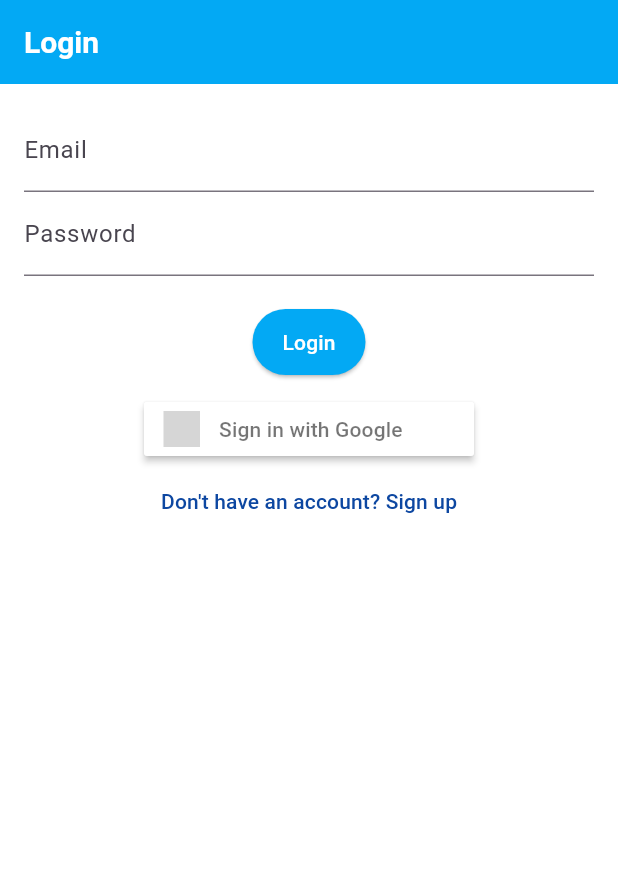
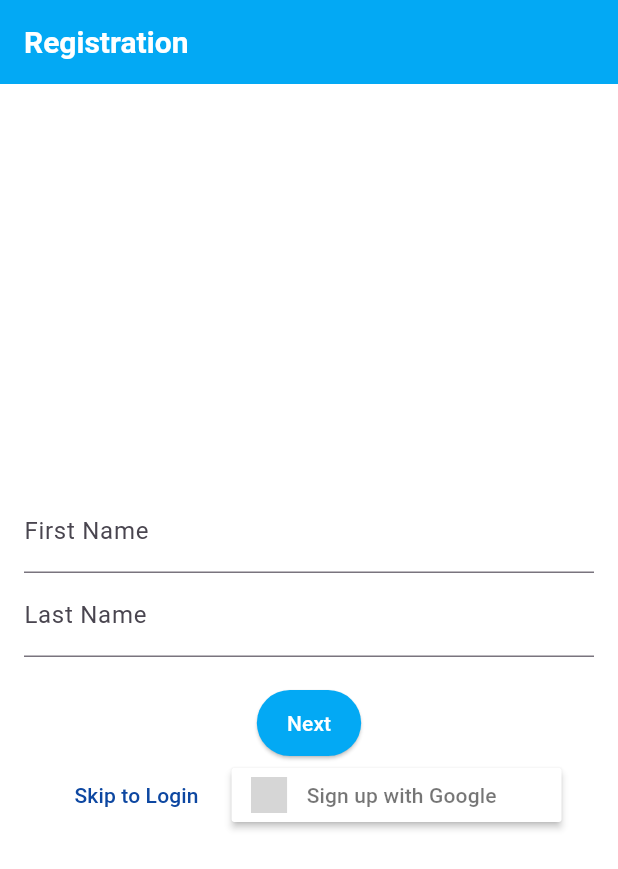
Before and after one commit to marcocastagna99/Marapp, a Flutter app: the screen it shows after launch, on a phone screen of 412 x 824 dp. Shown: the top 869 px of the screen. Run offline on Flutter 3.47's test engine with Material 3 defaults, Android fonts, the phone set to English and light mode, and no system bars; our stand-ins replace cloud_firestore, firebase_auth, firebase_core, flutter_signin_button, google_sign_in; accounts and stored records are empty; grey boxes are pictures that could not be loaded.

Commit message:
registration flow

```diff
--- a/flutter/marapp/lib/main.dart
+++ b/flutter/marapp/lib/main.dart
@@ -1,10 +1,10 @@
 import 'package:flutter/material.dart';
-import 'package:firebase_auth/firebase_auth.dart' as firebase_auth; // Usa alias per FirebaseAuth
+import 'package:firebase_auth/firebase_auth.dart' as firebase_auth;
 import 'package:firebase_core/firebase_core.dart';
 import 'package:provider/provider.dart';
 import 'firebase_options.dart';
-import 'views/home_page.dart';
-import 'views/login_signup_view.dart';
+import 'views/homeScreen.dart';
+import 'views/registration_flow.dart';
 import 'providers/auth_provider.dart';
 import 'utils/theme.dart';
 
@@ -21,7 +21,7 @@ class MyApp extends StatelessWidget {
   Widget build(BuildContext context) {
     return MultiProvider(
       providers: [
-        ChangeNotifierProvider(create: (_) => AuthProvider()), // Il tuo AuthProvider
+        ChangeNotifierProvider(create: (_) => AuthProvider()),
       ],
       child: MaterialApp(
         title: 'Mara’s Sweets and Savory',
@@ -29,7 +29,7 @@ class MyApp extends StatelessWidget {
         home: AuthWrapper(),
         routes: {
           '/home': (context) => HomeScreen(),
-          '/login': (context) => LoginSignupView(),
+          '/login': (context) => RegistrationFlow(),
         },
       ),
     );
@@ -45,9 +45,9 @@ class AuthWrapper extends StatelessWidget {
         if (snapshot.connectionState == ConnectionState.waiting) {
           return Center(child: CircularProgressIndicator());
         } else if (snapshot.hasData) {
-          return HomeScreen(); // Se l'utente è autenticato, vai alla Home
+          return HomeScreen(); // User is logged in
         } else {
-          return LoginSignupView(); // Se non è autenticato, vai al Login
+          return RegistrationFlow(); // User needs to register or log in
         }
       },
     );
--- a/flutter/marapp/lib/views/login_signup_view.dart
+++ b/flutter/marapp/lib/views/login_signup_view.dart
@@ -1,9 +1,11 @@
 import 'package:flutter/material.dart';
 import 'package:firebase_auth/firebase_auth.dart';
+import 'package:cloud_firestore/cloud_firestore.dart'; // Importa Firestore
 import 'package:provider/provider.dart';
-import 'home_page.dart';
+import 'homeScreen.dart';
 import '../providers/auth_provider.dart' as local_auth;
 import 'package:flutter_signin_button/flutter_signin_button.dart';
+import '../utils/auth_utils.dart';
 
 class LoginSignupView extends StatefulWidget {
   @override
@@ -12,9 +14,12 @@ class LoginSignupView extends StatefulWidget {
 
 class _LoginSignupViewState extends State<LoginSignupView> {
   bool isLogin = true;
-  bool isLoading = false; // Variabile di stato per il caricamento
+  bool isLoading = false; // Variabile di stato per lo spinner di caricamento
   final GlobalKey<FormState> _formKey = GlobalKey<FormState>();
 
+  // Controllers
+  TextEditingController firstNameController = TextEditingController(); // First Name
+  TextEditingController lastNameController = TextEditingController();  // Last Name
   TextEditingController emailController = TextEditingController();
   TextEditingController passwordController = TextEditingController();
 
@@ -27,32 +32,47 @@ class _LoginSignupViewState extends State<LoginSignupView> {
   Future<void> _submit() async {
     if (_formKey.currentState!.validate()) {
       setState(() {
-        isLoading = true; // Mostra la rotella di caricamento
+        isLoading = true; // Mostra lo spinner di caricamento
       });
 
       try {
         if (isLogin) {
-          // Perform login
+          // Esegui login
           UserCredential userCredential = await FirebaseAuth.instance.signInWithEmailAndPassword(
             email: emailController.text,
             password: passwordController.text,
           );
-          // Redirect to home
+          // Reindirizza a Home
           Navigator.pushReplacement(
             context,
             MaterialPageRoute(builder: (context) => HomeScreen()),
           );
         } else {
-          // Perform registration
+          // Esegui registrazione
           UserCredential userCredential = await FirebaseAuth.instance.createUserWithEmailAndPassword(
             email: emailController.text,
             password: passwordController.text,
           );
-          // Redirect to home
+
+          // Recupera l'ID dell'utente
+          User? user = userCredential.user;
+
+          if (user != null) {
+            // Salva i dati dell'utente su Firestore
+            await FirebaseFirestore.instance.collection('users').doc(user.uid).set({
+              'firstName': firstNameController.text,
+              'lastName': lastNameController.text,
+              'email': emailController.text,
+              'uid': user.uid,
+              'createdAt': FieldValue.serverTimestamp(),
+            });
+
+            // Reindirizza a Home
             Navigator.pushReplacement(
               context,
               MaterialPageRoute(builder: (context) => HomeScreen()),
             );
+          }
         }
       } on FirebaseAuthException catch (e) {
         String message;
@@ -61,7 +81,7 @@ class _LoginSignupViewState extends State<LoginSignupView> {
         } else {
           message = e.message ?? 'An error occurred. Please try again.';
         }
-        // Show an error message
+        // Mostra messaggio di errore
         showDialog(
           context: context,
           builder: (context) => AlertDialog(
@@ -77,43 +97,17 @@ class _LoginSignupViewState extends State<LoginSignupView> {
         );
       } finally {
         setState(() {
-          isLoading = false; // Nascondi la rotella di caricamento
+          isLoading = false; // Nascondi lo spinner di caricamento
         });
       }
     }
   }
 
   Future<void> _signInWithGoogle() async {
+    await signInWithGoogle(context, (loading) {
       setState(() {
-      isLoading = true; // Mostra la rotella di caricamento
+        isLoading = loading;
       });
-
-    final authProvider = Provider.of<local_auth.AuthProvider>(context, listen: false);
-    User? user = await authProvider.signInWithGoogle();
-
-    if (user != null) {
-      Navigator.pushReplacement(
-        context,
-        MaterialPageRoute(builder: (context) => HomeScreen()),
-      );
-    } else {
-      showDialog(
-        context: context,
-        builder: (context) => AlertDialog(
-          title: Text('Error'),
-          content: Text('An error occurred during Google login.'),
-          actions: [
-            TextButton(
-              onPressed: () => Navigator.of(context).pop(),
-              child: Text('OK'),
-            ),
-          ],
-        ),
-      );
-    }
-
-    setState(() {
-      isLoading = false; // Nascondi la rotella di caricamento
     });
   }
 
@@ -123,17 +117,38 @@ class _LoginSignupViewState extends State<LoginSignupView> {
       appBar: AppBar(
         title: Text(isLogin ? 'Login' : 'Sign Up'),
       ),
-      body: Center( // Usa Center per centrare il contenuto
+      body: Center(
         child: Padding(
           padding: const EdgeInsets.all(16.0),
           child: Column(
-            mainAxisAlignment: isLoading ? MainAxisAlignment.center : MainAxisAlignment.start, // Allinea al centro se in caricamento
+            mainAxisAlignment: isLoading ? MainAxisAlignment.center : MainAxisAlignment.start,
             children: [
-              if (!isLoading) // Mostra il form solo se non stai caricando
+              if (!isLoading) // Mostra il modulo se non in caricamento
                 Form(
                   key: _formKey,
                   child: Column(
                     children: [
+                      if (!isLogin) // Mostra questi campi solo nel modulo di registrazione
+                        Column(
+                          children: [
+                            TextFormField(
+                              controller: firstNameController,
+                              decoration: InputDecoration(labelText: 'First Name'),
+                              validator: (value) {
+                                if (value!.isEmpty) return 'Please enter your first name';
+                                return null;
+                              },
+                            ),
+                            TextFormField(
+                              controller: lastNameController,
+                              decoration: InputDecoration(labelText: 'Last Name'),
+                              validator: (value) {
+                                if (value!.isEmpty) return 'Please enter your last name';
+                                return null;
+                              },
+                            ),
+                          ],
+                        ),
                       TextFormField(
                         controller: emailController,
                         decoration: InputDecoration(labelText: 'Email'),
@@ -171,7 +186,7 @@ class _LoginSignupViewState extends State<LoginSignupView> {
                     ],
                   ),
                 ),
-              if (isLoading) // Mostra la rotella di caricamento
+              if (isLoading) // Mostra lo spinner di caricamento
                 Center(
                   child: CircularProgressIndicator(),
                 ),
--- /dev/null
+++ b/flutter/marapp/lib/views/registration_flow.dart
@@ -0,0 +1,258 @@
+import 'package:cloud_firestore/cloud_firestore.dart';
+import 'package:firebase_auth/firebase_auth.dart';
+import 'package:flutter/material.dart';
+import 'package:provider/provider.dart';
+import 'homeScreen.dart';
+import 'login_signup_view.dart'; // Aggiungi import del login
+import '../providers/auth_provider.dart' as local_auth;
+import '../utils/auth_utils.dart'; // Importa il file di utilità
+import 'package:flutter_signin_button/flutter_signin_button.dart';
+
+class RegistrationFlow extends StatefulWidget {
+  @override
+  _RegistrationFlowState createState() => _RegistrationFlowState();
+}
+
+class _RegistrationFlowState extends State<RegistrationFlow> {
+  final PageController _pageController = PageController();
+  final TextEditingController _firstNameController = TextEditingController();
+  final TextEditingController _lastNameController = TextEditingController();
+  final TextEditingController _emailController = TextEditingController();
+  final TextEditingController _phoneNumberController = TextEditingController();
+  final TextEditingController _addressController = TextEditingController();
+  final TextEditingController _passwordController = TextEditingController();
+
+  String firstName = '';
+  String lastName = '';
+  String email = '';
+  String phoneNumber = '';
+  String address = '';
+  String password = ''; // Aggiungi il campo per la password
+
+  ValueNotifier<bool> isLoading = ValueNotifier<bool>(false); // Spinner di caricamento
+
+  void _nextPage() {
+    _pageController.nextPage(
+      duration: Duration(milliseconds: 300),
+      curve: Curves.easeInOut,
+    );
+  }
+
+  void _previousPage() {
+    _pageController.previousPage(
+      duration: Duration(milliseconds: 300),
+      curve: Curves.easeInOut,
+    );
+  }
+
+  void _skipToLogin() {
+    Navigator.pushReplacement(
+      context,
+      MaterialPageRoute(builder: (context) => LoginSignupView()),
+    );
+  }
+
+  @override
+  Widget build(BuildContext context) {
+    return Scaffold(
+      appBar: AppBar(title: Text("Registration")),
+      body: ValueListenableBuilder<bool>(
+        valueListenable: isLoading,
+        builder: (context, loading, child) {
+          return loading
+              ? Center(child: CircularProgressIndicator())
+              : PageView(
+            controller: _pageController,
+            physics: NeverScrollableScrollPhysics(),
+            children: [
+              _buildNamePage(),
+              _buildEmailPasswordPage(), // Aggiungi la password qui
+              _buildPhoneNumberPage(),
+              _buildAddressPage(),
+            ],
+          );
+        },
+      ),
+    );
+  }
+
+  Widget _buildNamePage() {
+    return Padding(
+      padding: const EdgeInsets.all(16.0),
+      child: Column(
+        mainAxisAlignment: MainAxisAlignment.center,
+        children: [
+          TextField(
+            controller: _firstNameController,
+            decoration: InputDecoration(labelText: 'First Name'),
+            onChanged: (value) => firstName = value,
+          ),
+          TextField(
+            controller: _lastNameController,
+            decoration: InputDecoration(labelText: 'Last Name'),
+            onChanged: (value) => lastName = value,
+          ),
+          SizedBox(height: 20),
+          ElevatedButton(
+            onPressed: _nextPage,
+            child: Text('Next'),
+          ),
+          Row(
+            mainAxisAlignment: MainAxisAlignment.center,
+            children: [
+              TextButton(
+                onPressed: _skipToLogin,
+                child: Text('Skip to Login'),
+              ),
+              SizedBox(width: 10),
+              SignInButton(
+                Buttons.Google,
+                text: "Sign up with Google",
+                onPressed: () {
+                  signInWithGoogle(context, (loading) {
+                    isLoading.value = loading; // Aggiorna il valore di isLoading
+                  });
+                },
+              ),
+            ],
+          ),
+        ],
+      ),
+    );
+  }
+
+  Widget _buildEmailPasswordPage() {
+    return Padding(
+      padding: const EdgeInsets.all(16.0),
+      child: Column(
+        mainAxisAlignment: MainAxisAlignment.center,
+        children: [
+          TextField(
+            controller: _emailController,
+            decoration: InputDecoration(labelText: 'Email'),
+            onChanged: (value) => email = value,
+          ),
+          TextField(
+            controller: _passwordController,
+            decoration: InputDecoration(labelText: 'Password'),
+            obscureText: true, // Nasconde il testo della password
+            onChanged: (value) => password = value,
+          ),
+          SizedBox(height: 20),
+          ElevatedButton(
+            onPressed: _nextPage,
+            child: Text('Next'),
+          ),
+          TextButton(
+            onPressed: _previousPage,
+            child: Text('Back'),
+          ),
+          TextButton(
+            onPressed: _skipToLogin, // Pulsante per saltare al login
+            child: Text('Skip to Login'),
+          ),
+        ],
+      ),
+    );
+  }
+
+  Widget _buildPhoneNumberPage() {
+    return Padding(
+      padding: const EdgeInsets.all(16.0),
+      child: Column(
+        mainAxisAlignment: MainAxisAlignment.center,
+        children: [
+          TextField(
+            controller: _phoneNumberController,
+            decoration: InputDecoration(labelText: 'Phone Number'),
+            onChanged: (value) => phoneNumber = value,
+          ),
+          SizedBox(height: 20),
+          ElevatedButton(
+            onPressed: _nextPage,
+            child: Text('Next'),
+          ),
+          TextButton(
+            onPressed: _previousPage,
+            child: Text('Back'),
+          ),
+          TextButton(
+            onPressed: _skipToLogin, // Pulsante per saltare al login
+            child: Text('Skip to Login'),
+          ),
+        ],
+      ),
+    );
+  }
+
+  Widget _buildAddressPage() {
+    return Padding(
+      padding: const EdgeInsets.all(16.0),
+      child: Column(
+        mainAxisAlignment: MainAxisAlignment.center,
+        children: [
+          TextField(
+            controller: _addressController,
+            decoration: InputDecoration(labelText: 'Address'),
+            onChanged: (value) => address = value,
+          ),
+          SizedBox(height: 20),
+          ElevatedButton(
+            onPressed: () {
+              _completeRegistration();
+            },
+            child: Text('Complete Registration'),
+          ),
+          TextButton(
+            onPressed: _previousPage,
+            child: Text('Back'),
+          ),
+          TextButton(
+            onPressed: _skipToLogin, // Pulsante per saltare al login
+            child: Text('Skip to Login'),
+          ),
+        ],
+      ),
+    );
+  }
+
+  // Metodo per completare la registrazione
+  void _completeRegistration() async {
+    // Validazione email e password
+    if (_emailController.text.isEmpty || _passwordController.text.isEmpty) {
+      ScaffoldMessenger.of(context).showSnackBar(
+        SnackBar(content: Text('Email e password sono obbligatorie')),
+      );
+      return;
+    }
+
+    isLoading.value = true; // Mostra lo spinner di caricamento
+    try {
+      // Creazione utente con Firebase Auth
+      UserCredential userCredential = await FirebaseAuth.instance.createUserWithEmailAndPassword(
+        email: _emailController.text,
+        password: _passwordController.text,
+      );
+
+      // Salva i dati aggiuntivi su Firestore
+      await FirebaseFirestore.instance.collection('users').doc(userCredential.user!.uid).set({
+        'firstName': _firstNameController.text,
+        'lastName': _lastNameController.text,
+        'email': _emailController.text,
+        'phoneNumber': _phoneNumberController.text,
+        'address': _addressController.text,
+        'createdAt': Timestamp.now(),
+      });
+
+      // Reindirizza alla home dopo la registrazione
+      Navigator.pushReplacement(
+        context,
+        MaterialPageRoute(builder: (context) => HomeScreen()),
+      );
+    } on FirebaseAuthException catch (e) {
+      print('Errore durante la registrazione: $e');
+    } finally {
+      isLoading.value = false; // Nascondi lo spinner di caricamento
+    }
+  }
+}
--- a/flutter/marapp/lib/views/views/login_signup_view.dart
+++ /dev/null
@@ -1 +0,0 @@
-// TODO Implement this library.
```
Also changed, not shown: flutter/marapp/lib/utils/auth_utils.dart (added, +51 -0 lines), flutter/marapp/lib/views/homeScreen.dart (renamed from flutter/marapp/lib/views/home_page.dart, +8 -33 lines), flutter/marapp/lib/views/profile_view.dart (+95 -14 lines), 1 other file. Lines whose indentation alone changed are shown as unchanged.
